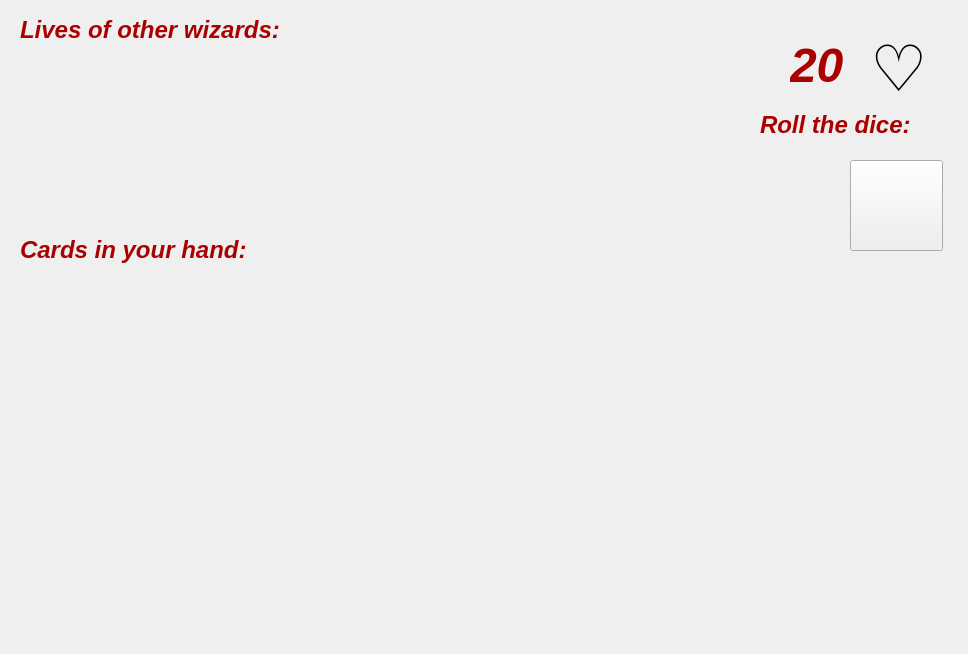
The window that forms/board.ui (Alina-Muha/Epic-Spell-Wars) describes before a commit, drawn with Qt 5.
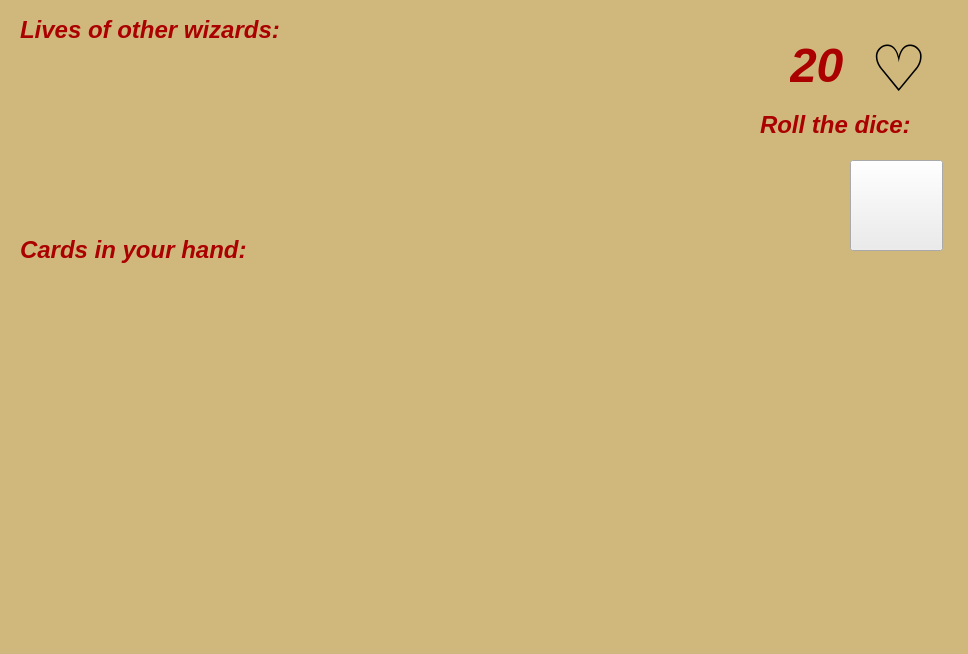
The same window after the commit.

Commit message: graphics board

Diff of the .ui file:
```diff
--- a/forms/board.ui
+++ b/forms/board.ui
@@ -14,7 +14,7 @@
             <string>Form</string>
         </property>
         <property name="styleSheet">
-            <string notr="true">rgb: (170, 170, 127);</string>
+   <string notr="true">background-color: rgb(208, 184, 124);</string>
         </property>
         <widget class="QLabel" name="hart_image">
             <property name="geometry">
@@ -38,6 +38,9 @@
                     <height>71</height>
                 </rect>
             </property>
+   <property name="styleSheet">
+    <string notr="true">font: 9pt &quot;Papyrus&quot;;</string>
+   </property>
             <property name="text">
                 <string>&lt;html&gt;&lt;head/&gt;&lt;body&gt;&lt;p&gt;&lt;span style=&quot; font-size:36pt; font-weight:700; font-style:italic; color:#aa0000;&quot;&gt;20&lt;/span&gt;&lt;/p&gt;&lt;/body&gt;&lt;/html&gt;</string>
             </property>
@@ -51,6 +54,9 @@
                     <height>51</height>
                 </rect>
             </property>
+   <property name="styleSheet">
+    <string notr="true">font: 9pt &quot;Papyrus&quot;;</string>
+   </property>
             <property name="text">
                 <string>&lt;html&gt;&lt;head/&gt;&lt;body&gt;&lt;p&gt;&lt;span style=&quot; font-size:18pt; font-weight:700; font-style:italic; color:#aa0000;&quot;&gt;Roll the dice:&lt;/span&gt;&lt;/p&gt;&lt;/body&gt;&lt;/html&gt;</string>
             </property>
@@ -64,6 +70,20 @@
                     <height>91</height>
                 </rect>
             </property>
+   <property name="toolTip">
+    <string>&lt;html&gt;&lt;head/&gt;&lt;body&gt;&lt;p&gt;&lt;a name=&quot;tw-target-text&quot;/&gt;&lt;span style=&quot; font-family:'inherit'; font-style:italic; color:#aa0000;&quot;&gt;c&lt;/span&gt;&lt;span style=&quot; font-family:'inherit'; font-style:italic; color:#aa0000;&quot;&gt;lick here&lt;/span&gt;&lt;/p&gt;&lt;/body&gt;&lt;/html&gt;</string>
+   </property>
+   <property name="whatsThis">
+    <string>&lt;!DOCTYPE HTML PUBLIC &quot;-//W3C//DTD HTML 4.0//EN&quot; &quot;http://www.w3.org/TR/REC-html40/strict.dtd&quot;&gt;
+&lt;html&gt;&lt;head&gt;&lt;meta name=&quot;qrichtext&quot; content=&quot;1&quot; /&gt;&lt;meta charset=&quot;utf-8&quot; /&gt;&lt;style type=&quot;text/css&quot;&gt;
+p, li { white-space: pre-wrap; }
+&lt;/style&gt;&lt;/head&gt;&lt;body style=&quot; font-family:'Segoe UI'; font-size:9pt; font-weight:400; font-style:normal;&quot;&gt;
+&lt;p style=&quot; margin-top:0px; margin-bottom:-2px; margin-left:0px; margin-right:0px; -qt-block-indent:0; text-indent:0px; line-height:36px; background-color:#f8f9fa;&quot;&gt;&lt;a name=&quot;tw-target-text&quot;&gt;&lt;/a&gt;&lt;span style=&quot; font-family:'inherit'; font-size:11pt; font-style:italic; color:#aa0000;&quot;&gt;c&lt;/span&gt;&lt;span style=&quot; font-family:'inherit'; font-size:11pt; font-style:italic; color:#aa0000;&quot;&gt;lick to roll the dice&lt;/span&gt;&lt;/p&gt;&lt;/body&gt;&lt;/html&gt;</string>
+   </property>
+   <property name="styleSheet">
+    <string notr="true">background-color: rgb(236, 236, 236);
+font: 12pt &quot;Papyrus&quot;;</string>
+   </property>
             <property name="text">
                 <string/>
             </property>
@@ -77,6 +97,9 @@
                     <height>61</height>
                 </rect>
             </property>
+   <property name="styleSheet">
+    <string notr="true">font: 9pt &quot;Papyrus&quot;;</string>
+   </property>
             <property name="text">
                 <string>&lt;html&gt;&lt;head/&gt;&lt;body&gt;&lt;p&gt;&lt;span style=&quot; font-size:18pt; font-weight:700; font-style:italic; color:#aa0000;&quot;&gt;Cards in your hand:&lt;/span&gt;&lt;/p&gt;&lt;/body&gt;&lt;/html&gt;</string>
             </property>
@@ -90,6 +113,9 @@
                     <height>61</height>
                 </rect>
             </property>
+   <property name="styleSheet">
+    <string notr="true">font: 9pt &quot;Papyrus&quot;;</string>
+   </property>
             <property name="text">
                 <string>&lt;html&gt;&lt;head/&gt;&lt;body&gt;&lt;p&gt;&lt;span style=&quot; font-size:18pt; font-weight:700; font-style:italic; color:#aa0000;&quot;&gt;Lives of other wizards:&lt;/span&gt;&lt;/p&gt;&lt;/body&gt;&lt;/html&gt;</string>
             </property>
```
Lines whose indentation alone changed are shown as unchanged.
